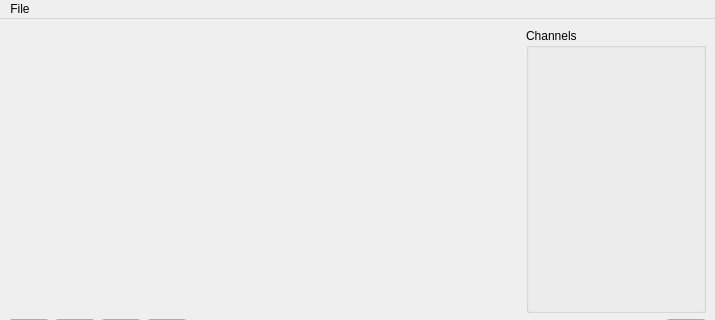
Before: the Qt Designer form SimplePlayer.ui in P2PSP/GUI-Qt, drawn with Qt 5; both pictures show x 0 to 715 and y 0 to 320 of the 715 by 568 pixel window.
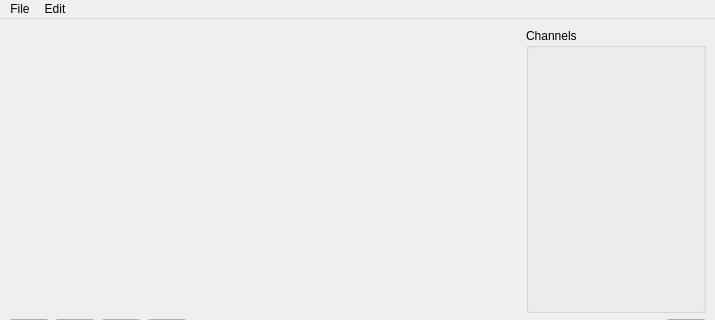
After: the same form once the commit is applied. Icons and pictures are not drawn.

Diff of the .ui file:
```diff
--- a/SimplePlayer.ui
+++ b/SimplePlayer.ui
@@ -305,7 +305,15 @@
     <addaction name="actionHelp"/>
     <addaction name="actionQuit"/>
    </widget>
+   <widget class="QMenu" name="menuEdit">
+    <property name="title">
+     <string>Edit</string>
+    </property>
+    <addaction name="actionExport_Channels"/>
+    <addaction name="actionImport_Channels"/>
+   </widget>
    <addaction name="menuFile"/>
+   <addaction name="menuEdit"/>
   </widget>
   <action name="actionQuit">
    <property name="text">
```
Left out of the diff: 10 changed lines with no effect on the pictures.
